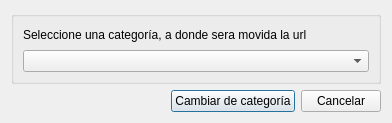
This is dialogs/categorydialog.ui in lincolningaroca/SWUrlManager as Qt 5 draws it before an edit. The edited form follows.
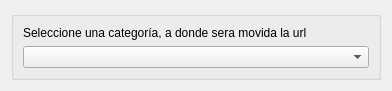
This is the edited form.

Commit message: refactor(dialogs): unify QDialogButtonBox creation and simplify HTML markup

```diff
--- a/dialogs/categorydialog.ui
+++ b/dialogs/categorydialog.ui
@@ -7,7 +7,7 @@
     <x>0</x>
     <y>0</y>
     <width>392</width>
-    <height>123</height>
+    <height>91</height>
    </rect>
   </property>
   <property name="windowTitle">
@@ -33,37 +33,6 @@
      </layout>
     </widget>
    </item>
-   <item>
-    <layout class="QHBoxLayout" name="horizontalLayout">
-     <item>
-      <spacer name="horizontalSpacer">
-       <property name="orientation">
-        <enum>Qt::Horizontal</enum>
-       </property>
-       <property name="sizeHint" stdset="0">
-        <size>
-         <width>40</width>
-         <height>20</height>
-        </size>
-       </property>
-      </spacer>
-     </item>
-     <item>
-      <widget class="QPushButton" name="aceptPushButton">
-       <property name="text">
-        <string>Cambiar de categoría</string>
-       </property>
-      </widget>
-     </item>
-     <item>
-      <widget class="QPushButton" name="cancelPushButton">
-       <property name="text">
-        <string>Cancelar</string>
-       </property>
-      </widget>
-     </item>
-    </layout>
-   </item>
   </layout>
  </widget>
  <resources/>
```
The commit also changes 21 other files.
